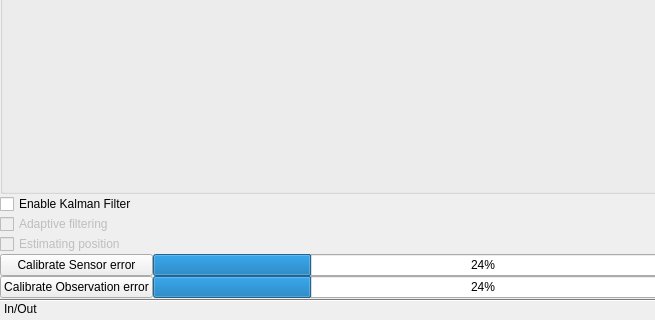
This is lib/ui/tab_markersUi.ui in gasparnori/Spotter as Qt 5 draws it before an edit; both pictures show x 0 to 655 and y 293 to 613 of the 813 by 613 pixel window. The edited form follows.
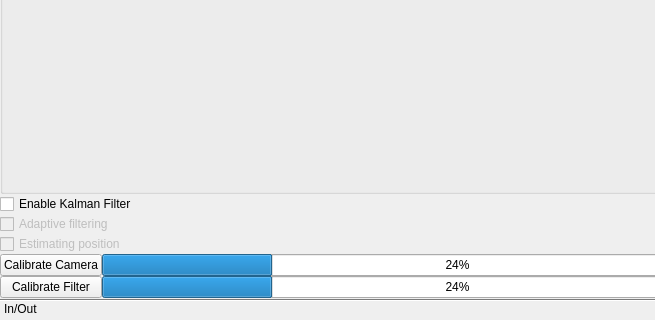
This is the edited form.

Patch:
```diff
--- a/lib/ui/tab_markersUi.ui
+++ b/lib/ui/tab_markersUi.ui
@@ -39,7 +39,7 @@
           <x>0</x>
           <y>0</y>
           <width>811</width>
-          <height>553</height>
+          <height>569</height>
          </rect>
         </property>
         <attribute name="label">
@@ -526,14 +526,14 @@
              <item row="1" column="0">
               <widget class="QPushButton" name="CalibRBtn">
                <property name="text">
-                <string>Calibrate Sensor error</string>
+                <string>Calibrate Camera</string>
                </property>
               </widget>
              </item>
              <item row="2" column="0">
               <widget class="QPushButton" name="CalibQBtn">
                <property name="text">
-                <string>Calibrate Observation error</string>
+                <string>Calibrate Filter</string>
                </property>
               </widget>
              </item>
```
Left out of the diff: 37 changed lines with no effect on the pictures.
